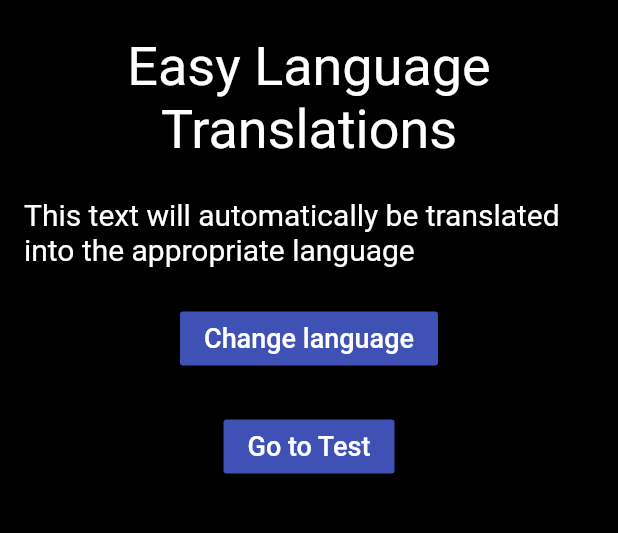
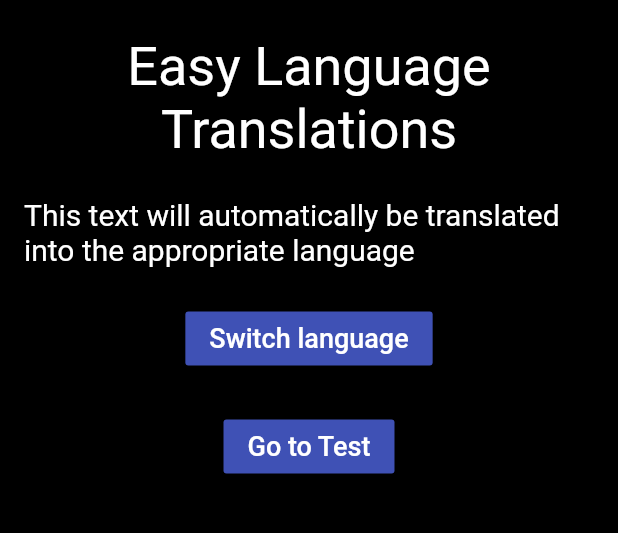
Before and after one commit to theflutterfactory/Flutter-Tutorials, a Flutter app: the screen it shows after launch, on a phone screen of 412 x 824 dp, the part 569-1102 px from its top. Run offline on Flutter 3.47's test engine with Material 2 defaults, Android fonts, the phone set to English and light mode, and no system bars; our stand-ins replace get.

Commit message:
Added finished code

```diff
--- /dev/null
+++ b/lib/cheetah_text.dart
@@ -0,0 +1,15 @@
+import 'package:flutter/material.dart';
+import 'package:get/get.dart';
+
+class CheetahText extends StatelessWidget {
+  final String text;
+
+  CheetahText(this.text);
+
+  @override
+  Widget build(BuildContext context) {
+    return Container(
+      child: Text(text.tr),
+    );
+  }
+}
--- /dev/null
+++ b/lib/cheetah_translations.dart
@@ -0,0 +1,47 @@
+import 'package:get/get.dart';
+
+class CheetahTranslations extends Translations {
+  @override
+  Map<String, Map<String, String>> get keys => {
+        'en_US': {
+          'title': 'Easy Language Translations',
+          'subtitle':
+              'This text will automatically be translated into the appropriate language',
+          'button1': "Switch language",
+          'button2': "Go to Test",
+          'appbar1': 'Cheetah Coding',
+          'appbar2': 'Just Testing',
+          'test_text': "This is just a useless screen for testing"
+        },
+        'hi_IN': {
+          'title': 'आसान भाषा में अनुवाद',
+          'subtitle':
+              'इस पाठ का स्वचालित रूप से उपयुक्त भाषा में अनुवाद किया जाएगा',
+          'button1': 'भाषा स्विच करें',
+          'button2': 'टेस्ट पर जाएं',
+          'appbar1': 'चीता कोडिंग',
+          'appbar2': 'बस परीक्षण कर रहा है',
+          'test_text': 'यह परीक्षण के लिए सिर्फ एक बेकार स्क्रीन है'
+        },
+        'de_DE': {
+          'title': 'Einfache Sprachübersetzungen',
+          'subtitle':
+              'Dieser Text wird automatisch in die entsprechende Sprache übersetzt',
+          'button1': 'Sprache wechseln',
+          'button2': 'Zum Test gehen',
+          'appbar1': 'Cheetah Coding',
+          'appbar2': 'Nur testen',
+          'test_text': 'Dies ist nur ein nutzloser Bildschirm zum Testen'
+        },
+        'vi_VN': {
+          'title': 'Bản dịch ngôn ngữ dễ dàng',
+          'subtitle':
+              'Văn bản này sẽ tự động được dịch sang ngôn ngữ thích hợp',
+          'button1': 'Chuyển đổi ngôn ngữ',
+          'button2': 'Đi đến Kiểm tra',
+          'appbar1': 'Cheetah Coding',
+          'appbar2': 'Chỉ đang thử nghiệm',
+          'test_text': 'Đây chỉ là một màn hình vô dụng để thử nghiệm'
+        },
+      };
+}
--- a/lib/main.dart
+++ b/lib/main.dart
@@ -1,14 +1,19 @@
 import 'package:CWCFlutter/screens/home.dart';
 import 'package:flutter/material.dart';
 import 'package:CWCFlutter/screens/test.dart';
+import 'package:get/get.dart';
+import 'package:get/get_navigation/get_navigation.dart';
+import 'cheetah_translations.dart';
 
 void main() => runApp(MyApp());
 
 class MyApp extends StatelessWidget {
   @override
   Widget build(BuildContext context) {
-    return MaterialApp(
+    return GetMaterialApp(
       debugShowCheckedModeBanner: false,
+      translations: CheetahTranslations(),
+      locale: Get.deviceLocale,
       theme: ThemeData(
         appBarTheme: AppBarTheme(color: Colors.indigo),
       ),
--- a/lib/screens/home.dart
+++ b/lib/screens/home.dart
@@ -1,10 +1,53 @@
 import 'package:flutter/material.dart';
+import 'package:get/get.dart';
+import 'package:CWCFlutter/cheetah_text.dart';
 
 class Home extends StatelessWidget {
+  final locales = [
+    {'name': 'English', 'locale': Locale('en', 'US')},
+    {'name': 'Hindi', 'locale': Locale('hi', 'IN')},
+    {'name': 'German', 'locale': Locale('de', 'DE')},
+    {'name': 'Vietnamese', 'locale': Locale('vi', 'VN')}
+  ];
+
+  showLocaleDialog(BuildContext context) {
+    showDialog(
+      context: context,
+      builder: (_) => AlertDialog(
+        title: Text("Choose your language"),
+        content: Container(
+          width: double.maxFinite,
+          child: ListView.separated(
+            shrinkWrap: true,
+            itemBuilder: (context, index) => InkWell(
+              child: Padding(
+                child: Text(locales[index]['name']),
+                padding: EdgeInsets.symmetric(vertical: 8),
+              ),
+              onTap: () => updateLocale(
+                locales[index]['locale'],
+                context,
+              ),
+            ),
+            separatorBuilder: (context, index) => Divider(
+              color: Colors.black,
+            ),
+            itemCount: 4,
+          ),
+        ),
+      ),
+    );
+  }
+
+  updateLocale(Locale locale, BuildContext context) {
+    Navigator.of(context).pop();
+    Get.updateLocale(locale);
+  }
+
   @override
   Widget build(BuildContext context) {
     return Scaffold(
-      appBar: AppBar(title: Text('Cheetah Coding')),
+      appBar: AppBar(title: CheetahText('appbar1')),
       body: Container(
         color: Colors.black,
         padding: EdgeInsets.all(16),
@@ -18,29 +61,29 @@ class Home extends StatelessWidget {
               ),
               SizedBox(height: 24),
               Text(
-                'Easy Language Translations',
+                'title'.tr,
                 style: TextStyle(fontSize: 36, color: Colors.white),
                 textAlign: TextAlign.center,
               ),
               SizedBox(height: 24),
               Text(
-                'This text will automatically be translated into the appropriate language',
+                'subtitle'.tr,
                 style: TextStyle(fontSize: 20, color: Colors.white),
               ),
               SizedBox(height: 24),
               FlatButton(
                 child: Text(
-                  "Change language",
+                  "button1".tr,
                   style: TextStyle(fontSize: 18),
                 ),
                 color: Colors.indigo,
                 textColor: Colors.white,
-                onPressed: () => {},
+                onPressed: () => showLocaleDialog(context),
               ),
               SizedBox(height: 24),
               FlatButton(
                 child: Text(
-                  "Go to Test",
+                  "button2".tr,
                   style: TextStyle(fontSize: 18),
                 ),
                 color: Colors.indigo,
```
Also changed, not shown: lib/screens/test.dart (+3 -4 lines).
